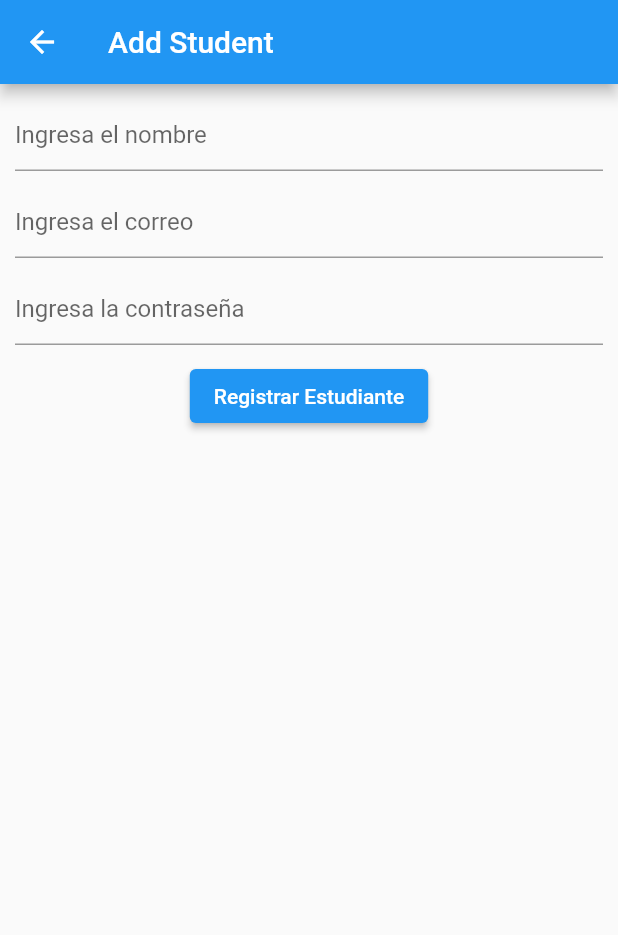
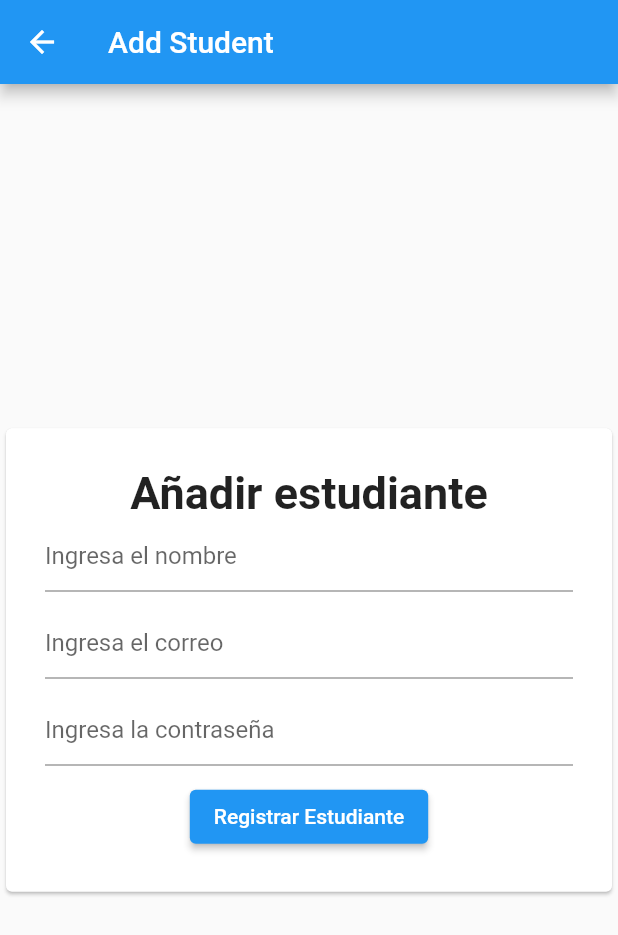
Before and after one commit to juliandrojas/app_biblioteca_firebase_v2, a Flutter app: the AddStudent screen opened by its route, on a phone screen of 412 x 824 dp. Shown: the top 935 px of the screen. Run offline on Flutter 3.47's test engine with Material 2 defaults, Android fonts, the phone set to English and light mode, and no system bars; our stand-ins replace cloud_firestore, firebase_core; accounts and stored records are empty.

Commit message:
Style the card of add_student

```diff
--- a/lib/pages/add_student.dart
+++ b/lib/pages/add_student.dart
@@ -19,10 +19,24 @@ class _AddStudentState extends State<AddStudent> {
       appBar: AppBar(
         title: const Text("Add Student"),
       ),
-      body: Padding(
+      body: Center(
+        child: Card(
+          child: Padding(
+            padding: const EdgeInsets.all(16.0),
+            child: Column(
+              mainAxisSize: MainAxisSize.min,
+              children: [
+                Padding(
                   padding: const EdgeInsets.all(10.0),
                   child: Column(
                     children: [
+                      const Text(
+                        "Añadir estudiante",
+                        style: TextStyle(
+                          fontSize: 30,
+                          fontWeight: FontWeight.bold,
+                        ),
+                      ),
                       TextField(
                         controller: nombreController,
                         decoration: const InputDecoration(
@@ -47,8 +61,10 @@ class _AddStudentState extends State<AddStudent> {
                       const SizedBox(height: 10),
                       ElevatedButton(
                         onPressed: () async {
-                await anadirEstudiante(nombreController.text,
-                        correoController.text, contrasenaController.text)
+                          await anadirEstudiante(
+                                  nombreController.text,
+                                  correoController.text,
+                                  contrasenaController.text)
                               .then((_) {
                             Navigator.pop(context);
                           });
@@ -58,6 +74,11 @@ class _AddStudentState extends State<AddStudent> {
                     ],
                   ),
                 ),
+              ],
+            ),
+          ),
+        ),
+      ),
     );
   }
 }
```
Lines whose indentation alone changed are shown as unchanged.
